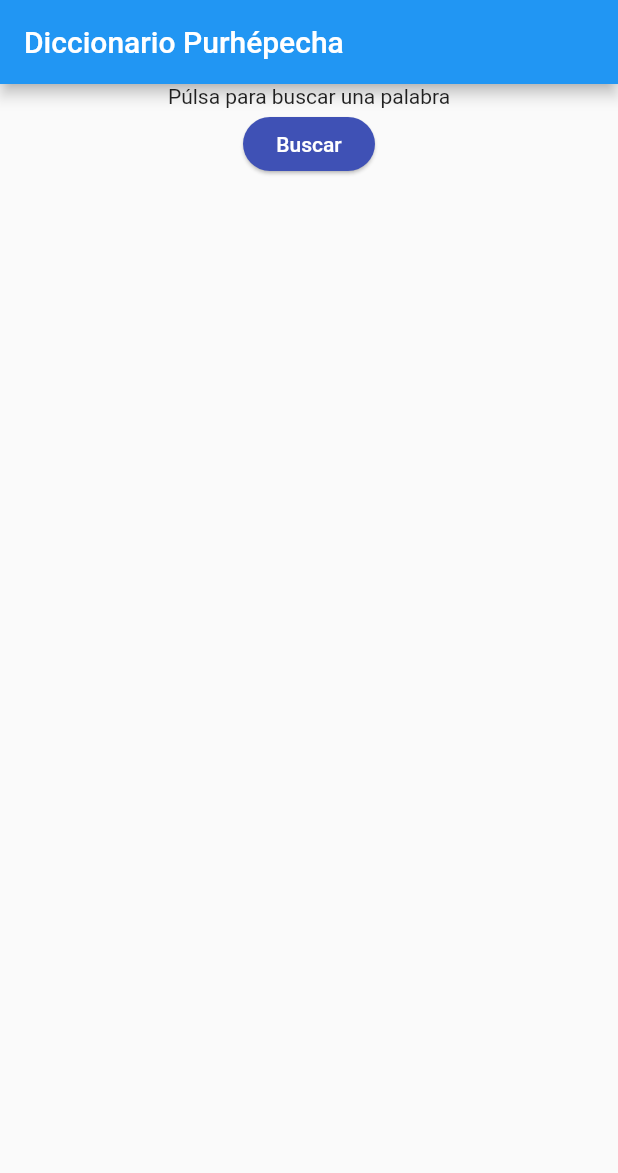
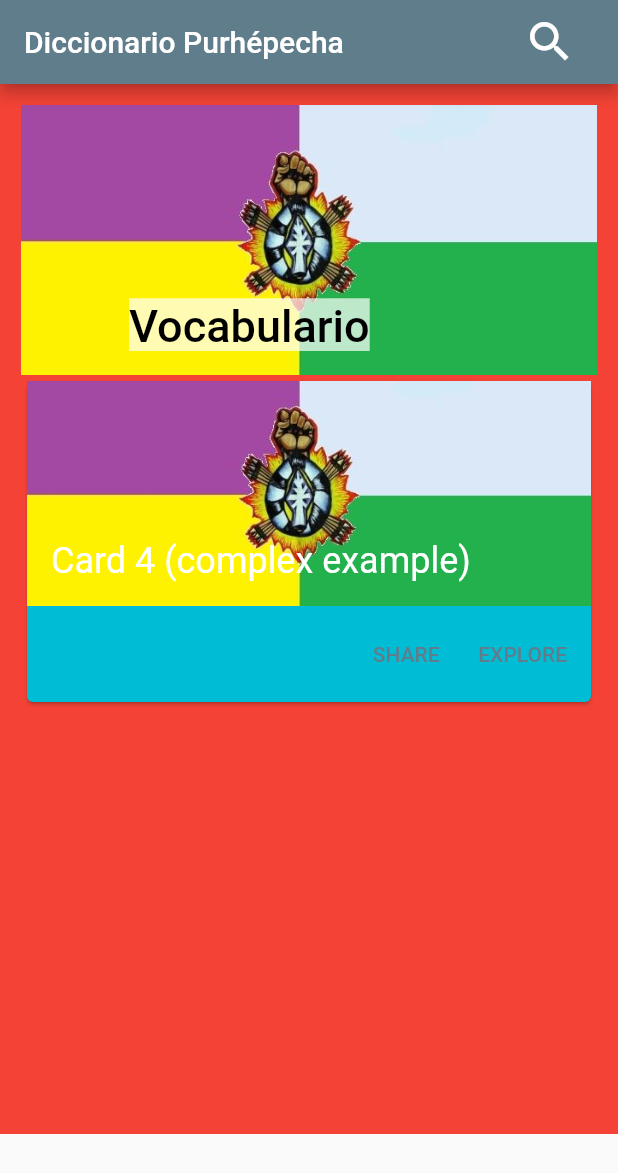
Before and after one commit to GildardoMatias/PurheCtionary, a Flutter app: the screen it shows after launch, on a phone screen of 412 x 824 dp. Shown: the top 1173 px of the screen. Run offline on Flutter 3.47's test engine with Material 2 defaults, Android fonts, the light colour scheme and no system bars.

Commit message:
maquetaPrueba1

```diff
--- a/lib/main.dart
+++ b/lib/main.dart
@@ -14,7 +14,7 @@ class MyApp extends StatelessWidget {
       title: 'Diccionario',
       theme: ThemeData(
         //Vladys sama
-        primarySwatch: Colors.blue,
+        primarySwatch: Colors.blueGrey,
       ),
       home: Inicio(),
     );
--- a/lib/screens/inicio.dart
+++ b/lib/screens/inicio.dart
@@ -1,31 +1,68 @@
+import 'package:flutter/material.dart';
 import 'package:apppurhepecha/buscador/buscador.dart';
-import 'package:flutter/material.dart';
+import 'package:apppurhepecha/segments/clasificaciones.dart';
 
 class Inicio extends StatelessWidget {
   @override
   Widget build(BuildContext context) {
     return Scaffold(
-      appBar: AppBar(
-        title: Text('Diccionario Purhépecha'),
-      ),
-      body: Center(
-        child: Column(
-          children: [
-            Text('Púlsa para buscar una palabra'),
-            MaterialButton(
-                child: Text(
-                  'Buscar',
-                  style: TextStyle(color: Colors.white),
+        appBar: AppBar(
+          title: Text('Diccionario Purhépecha'),
+          actions: <Widget>[
+            Padding(
+              padding: const EdgeInsets.symmetric(horizontal: 20),
+              child: IconButton(
+                iconSize: 35,
+                icon: const Icon(
+                  Icons.search_sharp,
+                  color: Colors.white,
                 ),
-                shape: StadiumBorder(),
-                elevation: 1,
-                splashColor: Colors.transparent,
-                color: Colors.indigo,
+                tooltip: 'Buscar Palabras',
                 onPressed: () {
                   showSearch(context: context, delegate: BuscadorDelegate());
-                })
+                },
+              ),
+            )
           ],
         ),
+        body: Container(
+          decoration: BoxDecoration(color: Colors.red),
+          padding: EdgeInsets.all(10.0),
+          height: 700,
+          alignment: Alignment.center,
+          child: LSliverAppBar(),
+        ));
+  }
+}
+
+class LSliverAppBar extends StatelessWidget {
+  @override
+  Widget build(BuildContext context) {
+    return Padding(
+      padding: const EdgeInsets.all(4.0),
+      child: CustomScrollView(
+        slivers: <Widget>[
+          SliverAppBar(
+            backgroundColor: Colors.amber,
+            pinned: true,
+            expandedHeight: 180.0,
+            flexibleSpace: FlexibleSpaceBar(
+              background: Image(
+                image: AssetImage('assets/bandera.jpg'),
+                fit: BoxFit.cover,
+              ),
+              title: Text(
+                'Vocabulario',
+                style: TextStyle(
+                    color: Colors.black, backgroundColor: Colors.white70),
+              ),
+            ),
+          ),
+          SliverList(
+              delegate: SliverChildListDelegate([
+            Clasificacion(),
+          ])),
+        ],
       ),
     );
   }
--- /dev/null
+++ b/lib/segments/clasificaciones.dart
@@ -0,0 +1,62 @@
+import 'package:flutter/material.dart';
+
+class Clasificacion extends StatelessWidget {
+  const Clasificacion({
+    Key key,
+  }) : super(key: key);
+
+  @override
+  Widget build(BuildContext context) {
+    return Container(
+      child: Card(
+        color: Colors.cyan,
+        child: Column(
+          children: <Widget>[
+            SizedBox(
+              height: 150.0,
+              child: Stack(
+                children: <Widget>[
+                  Positioned.fill(
+                    child: Image(
+                      image: AssetImage('assets/bandera.jpg'),
+                      fit: BoxFit.cover,
+                    ),
+                  ),
+                  Positioned(
+                    bottom: 16.0,
+                    left: 16.0,
+                    right: 16.0,
+                    child: FittedBox(
+                      fit: BoxFit.scaleDown,
+                      alignment: Alignment.centerLeft,
+                      child: Text(
+                        'Card 4 (complex example)',
+                        style: Theme.of(context)
+                            .textTheme
+                            .headline5
+                            .copyWith(color: Colors.white),
+                      ),
+                    ),
+                  )
+                ],
+              ),
+            ),
+            ButtonBar(
+              alignment: MainAxisAlignment.end,
+              children: <Widget>[
+                TextButton(
+                  onPressed: () {},
+                  child: const Text('SHARE'),
+                ),
+                TextButton(
+                  onPressed: () {},
+                  child: const Text('EXPLORE'),
+                ),
+              ],
+            ),
+          ],
+        ),
+      ),
+    );
+  }
+}
```
Also changed, not shown: pubspec.yaml (+3 -7 lines), assets/bandera.jpg (added).
